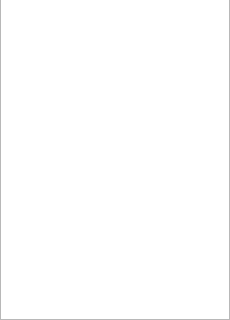
artifact113/particle-swarm-optimization, file HPGCToolbox.ui: the form before one commit; both pictures show x 0 to 230 and y 380 to 700 of the 230 by 700 pixel window.
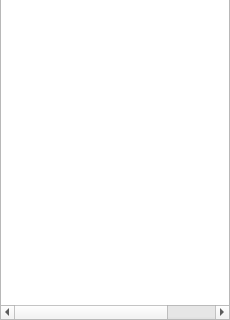
The form after the commit. Icons and pictures are not drawn.

What changed in the file:
```diff
--- a/HPGCToolbox.ui
+++ b/HPGCToolbox.ui
@@ -44,12 +44,25 @@
    <property name="headerHidden">
     <bool>true</bool>
    </property>
+   <property name="columnCount">
+    <number>3</number>
+   </property>
    <attribute name="headerVisible">
     <bool>false</bool>
    </attribute>
    <column>
     <property name="text">
-     <string notr="true">tools</string>
+     <string>name</string>
+    </property>
+   </column>
+   <column>
+    <property name="text">
+     <string>id</string>
+    </property>
+   </column>
+   <column>
+    <property name="text">
+     <string>type</string>
     </property>
    </column>
   </widget>
```
